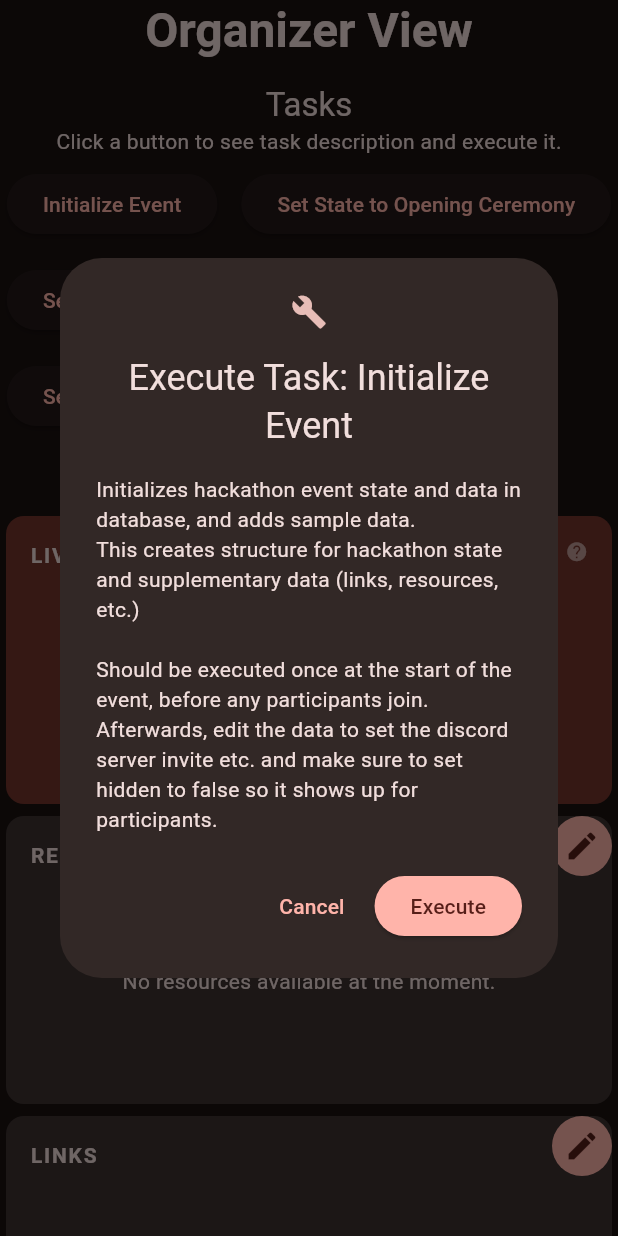
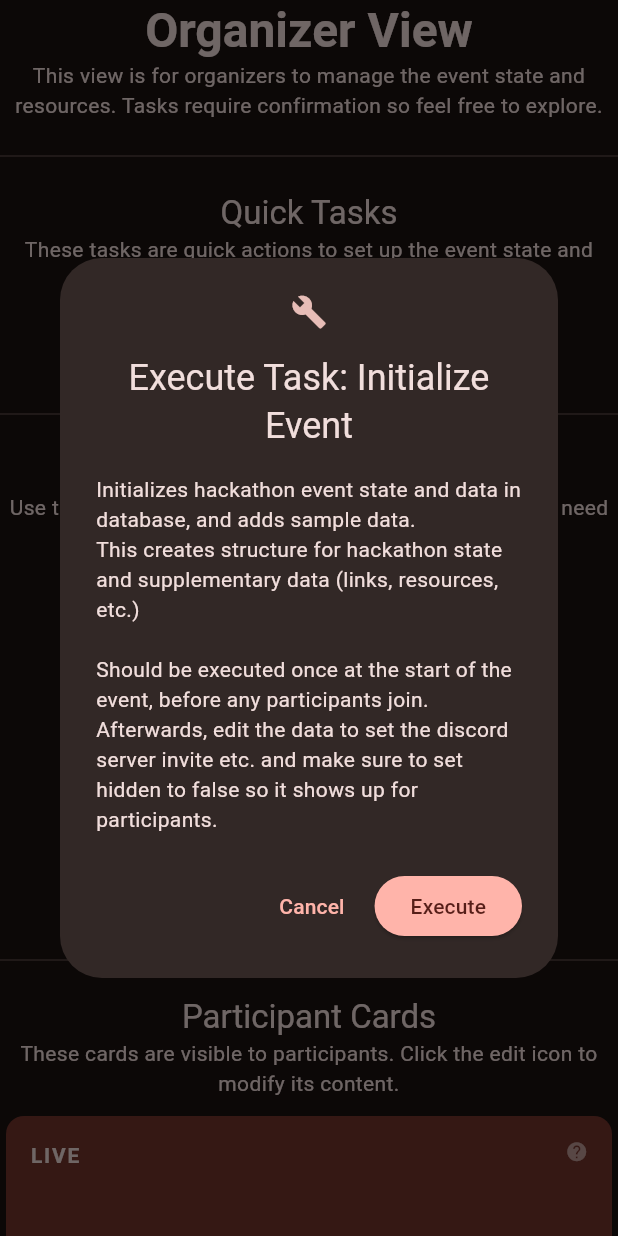
Before and after one commit to HackNCState/hackncsu-today, a Flutter app: the OrganizerView widget shown alone on an empty page, opened directly, after a tap on "Initialize Event", on a phone screen of 412 x 824 dp. Run offline on Flutter 3.47's test engine with Material 3 defaults, Android fonts, the light colour scheme and no system bars; our stand-ins replace after_layout, animated_background, cloud_firestore, cloud_functions, firebase_auth, firebase_core and 7 more; missing offline and left inert: dart:js_interop, pointer_interceptor; accounts and stored records are empty; generated files the repository leaves out were written again; statements that could not run were skipped.

Commit message:
Refactor OrganizerView to improve task organization and enhance UI layout

```diff
--- a/lib/screens/home/organizer/organizer_view.dart
+++ b/lib/screens/home/organizer/organizer_view.dart
@@ -13,7 +13,7 @@ import 'package:hackncsu_today/services/firebase/firestore_service.dart';
 class OrganizerView extends ConsumerWidget {
   const OrganizerView({super.key});
 
-  List<Task> get organizerTasks => [
+  List<Task> get _quickTasks => [
     Task(
       title: 'Initialize Event',
       content:
@@ -26,10 +26,23 @@ class OrganizerView extends ConsumerWidget {
         await firestoreService.initializeEvent();
       },
     ),
+  ];
+
+  List<Task> get _eventStateManagementTasks => [
+    Task(
+      title: 'Set State to Initial State',
+      content:
+          'Changes the event state to Initial.\n'
+          'Pre-event state, before opening ceremony.',
+      onExecute: (ref, _) async {
+        final firestoreService = ref.read(firebaseFirestoreServiceProvider);
+        await firestoreService.updateEventState(EventState.initial());
+      },
+    ),
     Task(
       title: 'Set State to Opening Ceremony',
       content:
-          'Changes the event state to Opening Ceremony.\n\n'
+          'Changes the event state to Opening Ceremony.\n'
           'This should be executed when the opening ceremony starts.',
       onExecute: (ref, _) async {
         final firestoreService = ref.read(firebaseFirestoreServiceProvider);
@@ -39,12 +52,12 @@ class OrganizerView extends ConsumerWidget {
     Task(
       title: 'Set State to In Progress',
       content:
-          'Changes the event state to In Progress.\n\n'
+          'Changes the event state to In Progress.\n'
           'This should be executed when the hackathon starts.',
       parameters:
           (_) => [
             TaskParameter.dateTime(
-              'Hackathon End Time (default is 24h from now)',
+              'Hackathon End Time\n(default: 24h from now)',
               DateTime.now().add(const Duration(hours: 24)),
             ),
           ],
@@ -62,7 +75,7 @@ class OrganizerView extends ConsumerWidget {
     Task(
       title: 'Set State to Closing Ceremony',
       content:
-          'Changes the event state to Closing Ceremony.\n\n'
+          'Changes the event state to Closing Ceremony.\n'
           'This should be executed when the closing ceremony starts.',
       onExecute: (ref, _) async {
         final firestoreService = ref.read(firebaseFirestoreServiceProvider);
@@ -102,9 +115,26 @@ class OrganizerView extends ConsumerWidget {
     );
   }
 
+  Widget _taskWrapBuilder(BuildContext context, List<Task> tasks) {
+    return Wrap(
+      spacing: 16,
+      runSpacing: 16,
+      alignment: WrapAlignment.center,
+      runAlignment: WrapAlignment.center,
+      children:
+          tasks.map((task) {
+            return ElevatedButton(
+              onPressed: () => _showTaskExecuteModal(context, task),
+              child: Text(task.title),
+            );
+          }).toList(),
+    );
+  }
+
   @override
   Widget build(BuildContext context, WidgetRef ref) {
     return Center(
+      child: SingleChildScrollView(
         child: Column(
           mainAxisAlignment: MainAxisAlignment.center,
           children: [
@@ -114,28 +144,50 @@ class OrganizerView extends ConsumerWidget {
                 context,
               ).textTheme.headlineLarge?.copyWith(fontWeight: FontWeight.bold),
             ),
+            Text(
+              'This view is for organizers to manage the event state and resources. Tasks require confirmation so feel free to explore.',
+              textAlign: TextAlign.center,
+            ),
             const SizedBox(height: 16),
-          Text('Tasks', style: Theme.of(context).textTheme.titleLarge),
-          Text('Click a button to see task description and execute it.'),
+            Divider(),
+
+            const SizedBox(height: 16),
+            Text('Quick Tasks', style: Theme.of(context).textTheme.titleLarge),
+            Text(
+              'These tasks are quick actions to set up the event state and resources.',
+              textAlign: TextAlign.center,
+            ),
             const SizedBox(height: 8),
-          Wrap(
-            spacing: 16,
-            runSpacing: 16,
-            children:
-                organizerTasks.map((task) {
-                  return ElevatedButton(
-                    onPressed: () => _showTaskExecuteModal(context, task),
-                    child: Text(task.title),
-                  );
-                }).toList(),
+            _taskWrapBuilder(context, _quickTasks),
+            const SizedBox(height: 16),
+            Divider(),
+            const SizedBox(height: 16),
+            Text(
+              'Event State Management',
+              style: Theme.of(context).textTheme.titleLarge,
             ),
+            Text(
+              'Use the tasks below to manage the event state. You may need to provide parameters for some tasks.',
+              textAlign: TextAlign.center,
+            ),
+            const SizedBox(height: 8),
+            _taskWrapBuilder(context, _eventStateManagementTasks),
+            const SizedBox(height: 16),
+            Divider(),
             const SizedBox(height: 16),
             Text(
               'Participant Cards',
               style: Theme.of(context).textTheme.titleLarge,
             ),
+            Text(
+              'These cards are visible to participants. Click the edit icon to modify its content.',
+              textAlign: TextAlign.center,
+            ),
             const SizedBox(height: 8),
             Wrap(
+              alignment: WrapAlignment.center,
+              runAlignment: WrapAlignment.center,
+
               children:
                   _cardsBuilder(context).map((card) {
                     return SizedBox(width: 500, height: 200, child: card);
@@ -143,6 +195,7 @@ class OrganizerView extends ConsumerWidget {
             ),
           ],
         ),
+      ),
     );
   }
 }
```
Lines whose indentation alone changed are shown as unchanged.
